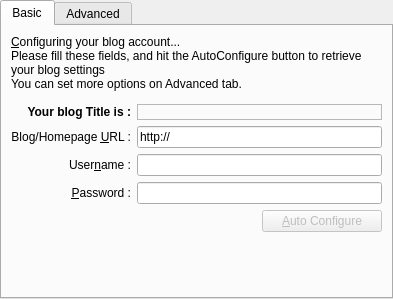
Qt form src/addeditblogbase.ui (mtux/bilbo) before a commit.
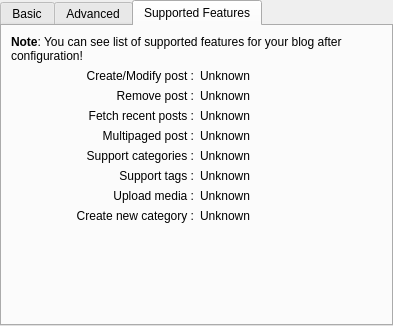
The same form after that commit. The open tabs and pages were chosen to show the change. Custom widgets are drawn as their Qt base class.

Commit message: A Supported Features tab added to AddBlog window to show user currently supported features for any blog! + A bug on removing a blog fixed. + some maybe usable fields added to db

Diff of the .ui file:
```diff
--- a/src/addeditblogbase.ui
+++ b/src/addeditblogbase.ui
@@ -6,7 +6,7 @@
     <x>0</x>
     <y>0</y>
     <width>393</width>
-    <height>299</height>
+    <height>326</height>
    </rect>
   </property>
   <property name="currentIndex" >
@@ -183,7 +183,7 @@
       </property>
      </widget>
     </item>
-    <item row="7" column="0" colspan="3" >
+    <item row="10" column="0" colspan="3" >
      <spacer name="verticalSpacer_2" >
       <property name="orientation" >
        <enum>Qt::Vertical</enum>
@@ -348,6 +348,179 @@
     </item>
    </layout>
   </widget>
+  <widget class="QWidget" name="tab" >
+   <attribute name="title" >
+    <string>Supported Features</string>
+   </attribute>
+   <layout class="QGridLayout" name="gridLayout" >
+    <item row="1" column="0" >
+     <widget class="QLabel" name="label_11" >
+      <property name="text" >
+       <string>Create/Modify post :</string>
+      </property>
+      <property name="alignment" >
+       <set>Qt::AlignRight|Qt::AlignTrailing|Qt::AlignVCenter</set>
+      </property>
+     </widget>
+    </item>
+    <item row="1" column="1" >
+     <widget class="QLabel" name="featureCreatePost" >
+      <property name="text" >
+       <string>Unknown</string>
+      </property>
+     </widget>
+    </item>
+    <item row="16" column="0" colspan="2" >
+     <spacer name="verticalSpacer_3" >
+      <property name="orientation" >
+       <enum>Qt::Vertical</enum>
+      </property>
+      <property name="sizeType" >
+       <enum>QSizePolicy::Expanding</enum>
+      </property>
+      <property name="sizeHint" stdset="0" >
+       <size>
+        <width>20</width>
+        <height>0</height>
+       </size>
+      </property>
+     </spacer>
+    </item>
+    <item row="8" column="0" >
+     <widget class="QLabel" name="label_14" >
+      <property name="text" >
+       <string>Support categories :</string>
+      </property>
+      <property name="alignment" >
+       <set>Qt::AlignRight|Qt::AlignTrailing|Qt::AlignVCenter</set>
+      </property>
+     </widget>
+    </item>
+    <item row="9" column="0" >
+     <widget class="QLabel" name="label_16" >
+      <property name="text" >
+       <string>Support tags :</string>
+      </property>
+      <property name="alignment" >
+       <set>Qt::AlignRight|Qt::AlignTrailing|Qt::AlignVCenter</set>
+      </property>
+     </widget>
+    </item>
+    <item row="8" column="1" >
+     <widget class="QLabel" name="featureCategories" >
+      <property name="text" >
+       <string>Unknown</string>
+      </property>
+     </widget>
+    </item>
+    <item row="9" column="1" >
+     <widget class="QLabel" name="featureTags" >
+      <property name="text" >
+       <string>Unknown</string>
+      </property>
+     </widget>
+    </item>
+    <item row="2" column="0" >
+     <widget class="QLabel" name="label_22" >
+      <property name="text" >
+       <string>Remove post :</string>
+      </property>
+      <property name="alignment" >
+       <set>Qt::AlignRight|Qt::AlignTrailing|Qt::AlignVCenter</set>
+      </property>
+     </widget>
+    </item>
+    <item row="2" column="1" >
+     <widget class="QLabel" name="featureRemovePost" >
+      <property name="text" >
+       <string>Unknown</string>
+      </property>
+     </widget>
+    </item>
+    <item row="3" column="0" >
+     <widget class="QLabel" name="label_12" >
+      <property name="text" >
+       <string>Fetch recent posts :</string>
+      </property>
+      <property name="alignment" >
+       <set>Qt::AlignRight|Qt::AlignTrailing|Qt::AlignVCenter</set>
+      </property>
+     </widget>
+    </item>
+    <item row="3" column="1" >
+     <widget class="QLabel" name="featurRecentPosts" >
+      <property name="text" >
+       <string>Unknown</string>
+      </property>
+     </widget>
+    </item>
+    <item row="4" column="0" >
+     <widget class="QLabel" name="label_20" >
+      <property name="text" >
+       <string>Multipaged post :</string>
+      </property>
+      <property name="alignment" >
+       <set>Qt::AlignRight|Qt::AlignTrailing|Qt::AlignVCenter</set>
+      </property>
+     </widget>
+    </item>
+    <item row="4" column="1" >
+     <widget class="QLabel" name="featureMultipagedPosts" >
+      <property name="text" >
+       <string>Unknown</string>
+      </property>
+     </widget>
+    </item>
+    <item row="0" column="0" colspan="2" >
+     <widget class="QLabel" name="label_10" >
+      <property name="text" >
+       <string>&lt;!DOCTYPE HTML PUBLIC "-//W3C//DTD HTML 4.0//EN" "http://www.w3.org/TR/REC-html40/strict.dtd">
+&lt;html>&lt;head>&lt;meta name="qrichtext" content="1" />&lt;style type="text/css">
+p, li { white-space: pre-wrap; }
+&lt;/style>&lt;/head>&lt;body style=" font-family:'DejaVu Sans'; font-size:9pt; font-weight:400; font-style:normal;">
+&lt;p style=" margin-top:0px; margin-bottom:0px; margin-left:0px; margin-right:0px; -qt-block-indent:0; text-indent:0px;">&lt;span style=" font-weight:600;">Note&lt;/span>: You can see list of supported features for your blog after configuration!&lt;/p>&lt;/body>&lt;/html></string>
+      </property>
+      <property name="wordWrap" >
+       <bool>true</bool>
+      </property>
+     </widget>
+    </item>
+    <item row="14" column="0" >
+     <widget class="QLabel" name="label_13" >
+      <property name="text" >
+       <string>Upload media :</string>
+      </property>
+      <property name="alignment" >
+       <set>Qt::AlignRight|Qt::AlignTrailing|Qt::AlignVCenter</set>
+      </property>
+     </widget>
+    </item>
+    <item row="14" column="1" >
+     <widget class="QLabel" name="featureUploadMedia" >
+      <property name="text" >
+       <string>Unknown</string>
+      </property>
+     </widget>
+    </item>
+    <item row="15" column="0" >
+     <widget class="QLabel" name="label_15" >
+      <property name="text" >
+       <string>Create new category :</string>
+      </property>
+      <property name="alignment" >
+       <set>Qt::AlignRight|Qt::AlignTrailing|Qt::AlignVCenter</set>
+      </property>
+     </widget>
+    </item>
+    <item row="15" column="1" >
+     <widget class="QLabel" name="featureCreateCategory" >
+      <property name="text" >
+       <string>Unknown</string>
+      </property>
+     </widget>
+    </item>
+   </layout>
+  </widget>
  </widget>
  <customwidgets>
   <customwidget>
```
Left out of the diff: 17 changed lines with no effect on the pictures. The commit also changes 6 other files.
